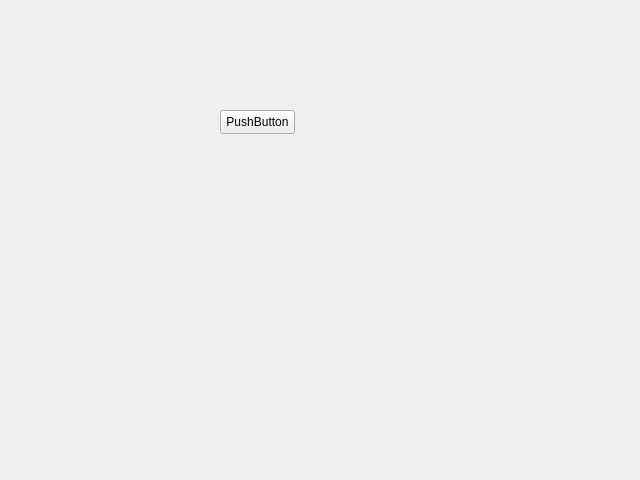
The window that cadge.ui (EsojMelo/Pf3-Mallory-Designer) describes before a commit, drawn with Qt 5.
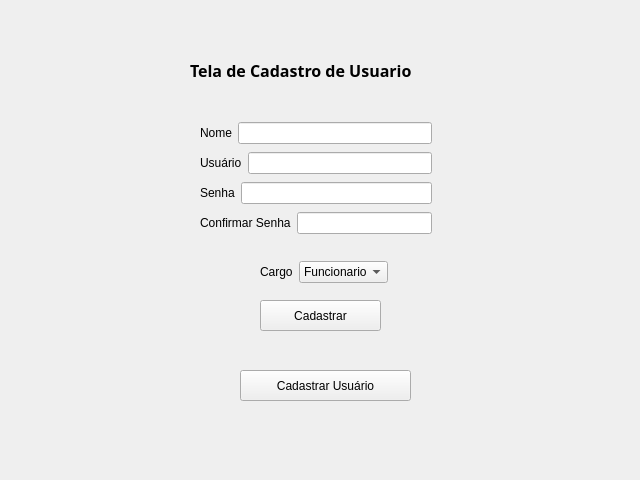
The same window after the commit.

Diff of the .ui file:
```diff
--- a/cadge.ui
+++ b/cadge.ui
@@ -16,15 +16,152 @@
   <widget class="QPushButton" name="pushButton">
    <property name="geometry">
     <rect>
-     <x>220</x>
-     <y>110</y>
-     <width>75</width>
+     <x>260</x>
+     <y>300</y>
+     <width>121</width>
+     <height>31</height>
+    </rect>
+   </property>
+   <property name="text">
+    <string>Cadastrar</string>
+   </property>
+  </widget>
+  <widget class="QLabel" name="label">
+   <property name="geometry">
+    <rect>
+     <x>190</x>
+     <y>50</y>
+     <width>261</width>
+     <height>41</height>
+    </rect>
+   </property>
+   <property name="font">
+    <font>
+     <family>Arial Black</family>
+     <pointsize>12</pointsize>
+     <bold>true</bold>
+    </font>
+   </property>
+   <property name="text">
+    <string>Tela de Cadastro de Usuario</string>
+   </property>
+   <property name="textFormat">
+    <enum>Qt::TextFormat::RichText</enum>
+   </property>
+  </widget>
+  <widget class="QPushButton" name="btn_pg_cadastro">
+   <property name="geometry">
+    <rect>
+     <x>240</x>
+     <y>370</y>
+     <width>171</width>
+     <height>31</height>
+    </rect>
+   </property>
+   <property name="text">
+    <string>Cadastrar Usuário</string>
+   </property>
+  </widget>
+  <widget class="QWidget" name="">
+   <property name="geometry">
+    <rect>
+     <x>200</x>
+     <y>120</y>
+     <width>232</width>
+     <height>116</height>
+    </rect>
+   </property>
+   <layout class="QVBoxLayout" name="verticalLayout">
+    <item>
+     <layout class="QHBoxLayout" name="horizontalLayout_4">
+      <item>
+       <widget class="QLabel" name="label_2">
+        <property name="text">
+         <string>Nome</string>
+        </property>
+       </widget>
+      </item>
+      <item>
+       <widget class="QLineEdit" name="txt_nome"/>
+      </item>
+     </layout>
+    </item>
+    <item>
+     <layout class="QHBoxLayout" name="horizontalLayout_3">
+      <item>
+       <widget class="QLabel" name="label_3">
+        <property name="text">
+         <string>Usuário</string>
+        </property>
+       </widget>
+      </item>
+      <item>
+       <widget class="QLineEdit" name="txt_usuario"/>
+      </item>
+     </layout>
+    </item>
+    <item>
+     <layout class="QHBoxLayout" name="horizontalLayout_2">
+      <item>
+       <widget class="QLabel" name="label_4">
+        <property name="text">
+         <string>Senha</string>
+        </property>
+       </widget>
+      </item>
+      <item>
+       <widget class="QLineEdit" name="txt_senha"/>
+      </item>
+     </layout>
+    </item>
+    <item>
+     <layout class="QHBoxLayout" name="horizontalLayout">
+      <item>
+       <widget class="QLabel" name="label_5">
+        <property name="text">
+         <string>Confirmar Senha</string>
+        </property>
+       </widget>
+      </item>
+      <item>
+       <widget class="QLineEdit" name="txt_confirmar_senha"/>
+      </item>
+     </layout>
+    </item>
+   </layout>
+  </widget>
+  <widget class="QWidget" name="">
+   <property name="geometry">
+    <rect>
+     <x>260</x>
+     <y>260</y>
+     <width>128</width>
      <height>24</height>
     </rect>
    </property>
-   <property name="text">
-    <string>PushButton</string>
-   </property>
+   <layout class="QHBoxLayout" name="horizontalLayout_5">
+    <item>
+     <widget class="QLabel" name="label_6">
+      <property name="text">
+       <string>Cargo</string>
+      </property>
+     </widget>
+    </item>
+    <item>
+     <widget class="QComboBox" name="cb_cargo">
+      <item>
+       <property name="text">
+        <string>Funcionario</string>
+       </property>
+      </item>
+      <item>
+       <property name="text">
+        <string>Gerente</string>
+       </property>
+      </item>
+     </widget>
+    </item>
+   </layout>
   </widget>
  </widget>
  <resources/>
```
Left out of the diff: 2 changed lines with no effect on the pictures.
